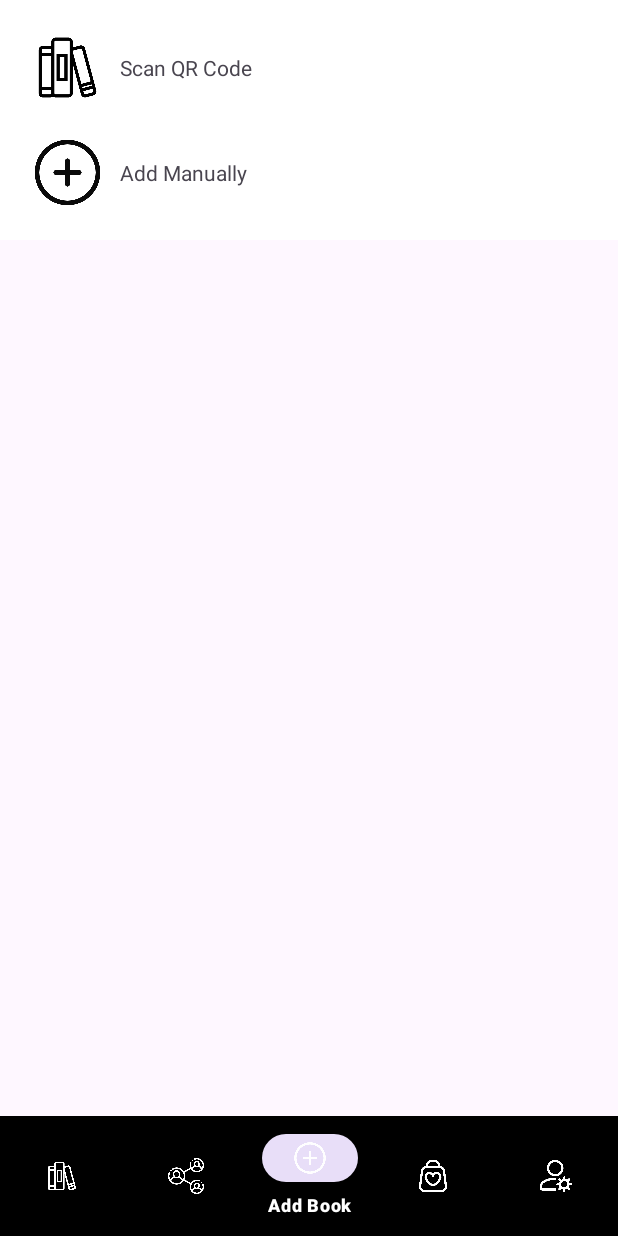
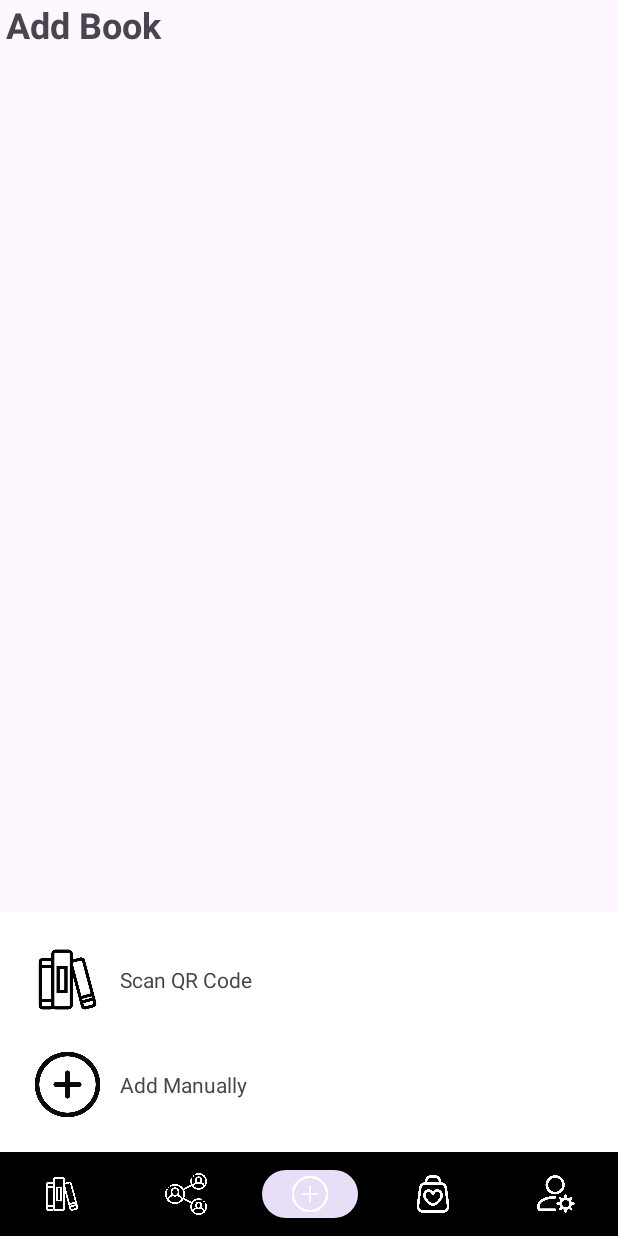
Before and after one commit to axvolkzki/MOBDEVE-MCO, an Android app: the fragment FeedFragment placed in its activity, item 3 of the bottom bar chosen, on a phone screen of 412 x 824 dp. Run offline under Robolectric (Android 15) with nearby library versions, the phone set to English and light mode, and no system bars.

Commit message:
Fixed all current fragment layouts

```diff
--- a/app/src/main/java/com/mobdeve/s14/amelia_delacruz/bookcol/BaseActivity.kt
+++ b/app/src/main/java/com/mobdeve/s14/amelia_delacruz/bookcol/BaseActivity.kt
@@ -23,17 +23,32 @@ class BaseActivity : AppCompatActivity() {
         val addBookFragment = AddBookFragment()
         val wishlistFragment = WishlistFragment()
         val profileFragment = ProfileFragment()
-        val fragmentManager = supportFragmentManager
 
         makeCurrentFragment(booksFragment)
+        viewBinding.txvPageTitle.text = "Books"  // Set initial title
 
         viewBinding.bnvNavbar.setOnNavigationItemSelectedListener {
-            when(it.itemId) {
-                R.id.nav_shelf -> makeCurrentFragment(booksFragment)
-                R.id.nav_feed -> makeCurrentFragment(feedFragment)
-                R.id.nav_add_book -> makeCurrentFragment(addBookFragment)
-                R.id.nav_wishlist -> makeCurrentFragment(wishlistFragment)
-                R.id.nav_profile -> makeCurrentFragment(profileFragment)
+            when (it.itemId) {
+                R.id.nav_shelf -> {
+                    makeCurrentFragment(booksFragment)
+                    viewBinding.txvPageTitle.text = "Books"
+                }
+                R.id.nav_feed -> {
+                    makeCurrentFragment(feedFragment)
+                    viewBinding.txvPageTitle.text = "Feed"
+                }
+                R.id.nav_add_book -> {
+                    makeCurrentFragment(addBookFragment)
+                    viewBinding.txvPageTitle.text = "Add Book"
+                }
+                R.id.nav_wishlist -> {
+                    makeCurrentFragment(wishlistFragment)
+                    viewBinding.txvPageTitle.text = "Wishlist"
+                }
+                R.id.nav_profile -> {
+                    makeCurrentFragment(profileFragment)
+                    viewBinding.txvPageTitle.text = "Profile"
+                }
                 else -> return@setOnNavigationItemSelectedListener false
             }
             true
--- a/app/src/main/java/com/mobdeve/s14/amelia_delacruz/bookcol/FeedBookAdapter.kt
+++ b/app/src/main/java/com/mobdeve/s14/amelia_delacruz/bookcol/FeedBookAdapter.kt
@@ -3,13 +3,13 @@ package com.mobdeve.s14.amelia_delacruz.bookcol
 import android.view.LayoutInflater
 import android.view.ViewGroup
 import androidx.recyclerview.widget.RecyclerView
-import com.mobdeve.s14.amelia_delacruz.bookcol.databinding.FeedItemBookLayoutBinding
+import com.mobdeve.s14.amelia_delacruz.bookcol.databinding.ItemFeedBookLayoutBinding
 
 class FeedBookAdapter(private val data: List<BookModel>) : RecyclerView.Adapter<FeedBookAdapter.FeedBookViewHolder>() {
 
     override fun onCreateViewHolder(parent: ViewGroup, viewType: Int): FeedBookViewHolder {
         val layoutInflater = LayoutInflater.from(parent.context)
-        val viewBinding = FeedItemBookLayoutBinding.inflate(layoutInflater, parent, false)
+        val viewBinding = ItemFeedBookLayoutBinding.inflate(layoutInflater, parent, false)
         return FeedBookViewHolder(viewBinding)
     }
 
@@ -21,7 +21,7 @@ class FeedBookAdapter(private val data: List<BookModel>) : RecyclerView.Adapter<
         return data.size
     }
 
-    class FeedBookViewHolder(private val viewBinding: FeedItemBookLayoutBinding) : RecyclerView.ViewHolder(viewBinding.root) {
+    class FeedBookViewHolder(private val viewBinding: ItemFeedBookLayoutBinding) : RecyclerView.ViewHolder(viewBinding.root) {
         fun bind(book: BookModel) {
             viewBinding.bookTitleTextView.text = book.name
             viewBinding.bookAuthorTextView.text = "by ${book.author}"
--- a/app/src/main/java/com/mobdeve/s14/amelia_delacruz/bookcol/FeedBookViewHolder.kt
+++ b/app/src/main/java/com/mobdeve/s14/amelia_delacruz/bookcol/FeedBookViewHolder.kt
@@ -1,9 +1,9 @@
 package com.mobdeve.s14.amelia_delacruz.bookcol
 
 import androidx.recyclerview.widget.RecyclerView
-import com.mobdeve.s14.amelia_delacruz.bookcol.databinding.FeedItemBookLayoutBinding
+import com.mobdeve.s14.amelia_delacruz.bookcol.databinding.ItemFeedBookLayoutBinding
 
-class FeedBookViewHolder(private val viewBinding: FeedItemBookLayoutBinding) : RecyclerView.ViewHolder(viewBinding.root) {
+class FeedBookViewHolder(private val viewBinding: ItemFeedBookLayoutBinding) : RecyclerView.ViewHolder(viewBinding.root) {
     fun bind(book: BookModel) {
         // Assuming BookModel has 'title', 'author', 'username', and 'cover' properties
         viewBinding.bookTitleTextView.text = book.name
--- a/app/src/main/res/layout/activity_base.xml
+++ b/app/src/main/res/layout/activity_base.xml
@@ -1,29 +1,44 @@
 <?xml version="1.0" encoding="utf-8"?>
 <androidx.constraintlayout.widget.ConstraintLayout xmlns:android="http://schemas.android.com/apk/res/android"
     xmlns:app="http://schemas.android.com/apk/res-auto"
+    xmlns:tools="http://schemas.android.com/tools"
     android:layout_width="match_parent"
     android:layout_height="match_parent">
+
+    <TextView
+        android:id="@+id/txvPageTitle"
+        android:layout_width="match_parent"
+        android:layout_height="wrap_content"
+        android:paddingStart="4dp"
+        android:paddingEnd="4dp"
+        android:text="Page Title"
+        android:textSize="24sp"
+        android:textStyle="bold"
+        app:layout_constraintStart_toStartOf="parent"
+        app:layout_constraintTop_toTopOf="parent" />
 
     <FrameLayout
         android:id="@+id/flWrapper"
         android:layout_width="0dp"
-        android:layout_height="wrap_content"
+        android:layout_height="0dp"
         android:layout_above="@id/bnvNavbar"
+        app:layout_constraintBottom_toTopOf="@id/bnvNavbar"
         app:layout_constraintEnd_toEndOf="parent"
         app:layout_constraintStart_toStartOf="parent"
-        app:layout_constraintTop_toTopOf="parent" />
+        app:layout_constraintTop_toBottomOf="@+id/txvPageTitle" />
 
     <com.google.android.material.bottomnavigation.BottomNavigationView
         android:id="@+id/bnvNavbar"
         android:layout_width="0dp"
-        android:layout_height="wrap_content"
+        android:layout_height="56dp"
         android:background="?android:attr/windowBackground"
+        app:itemBackground="@color/black"
+        app:itemIconTint="#FFFFFF"
+        app:itemTextColor="#FFFFFF"
+        app:labelVisibilityMode="unlabeled"
+        app:itemIconSize="28dp"
         app:layout_constraintBottom_toBottomOf="parent"
         app:layout_constraintEnd_toEndOf="parent"
         app:layout_constraintStart_toStartOf="parent"
-
-        app:itemBackground="@color/black"
-        app:itemIconTint="#FFFFFF"
-        app:itemTextColor="#FFFFFF"
-        app:menu="@menu/nav_menu"/>
+        app:menu="@menu/nav_menu" />
 </androidx.constraintlayout.widget.ConstraintLayout>
--- a/app/src/main/res/layout/fragment_wishlist.xml
+++ b/app/src/main/res/layout/fragment_wishlist.xml
@@ -1,7 +1,7 @@
 <?xml version="1.0" encoding="utf-8"?>
 <FrameLayout xmlns:android="http://schemas.android.com/apk/res/android"
+    xmlns:app="http://schemas.android.com/apk/res-auto"
     xmlns:tools="http://schemas.android.com/tools"
-    xmlns:app="http://schemas.android.com/apk/res-auto"
     android:layout_width="match_parent"
     android:layout_height="match_parent"
     android:padding="4dp"
@@ -14,6 +14,6 @@
         android:clipToPadding="false"
         app:layoutManager="androidx.recyclerview.widget.GridLayoutManager"
         app:spanCount="3"
-        tools:listitem="@layout/item_wishlist_layout"/>
+        tools:listitem="@layout/item_wishlist_layout" />
 
 </FrameLayout>
--- a/app/src/main/res/layout/item_wishlist_layout.xml
+++ b/app/src/main/res/layout/item_wishlist_layout.xml
@@ -2,7 +2,7 @@
 <androidx.constraintlayout.widget.ConstraintLayout xmlns:android="http://schemas.android.com/apk/res/android"
     xmlns:app="http://schemas.android.com/apk/res-auto"
     android:layout_width="match_parent"
-    android:layout_height="match_parent"
+    android:layout_height="wrap_content"
     android:padding="4dp">
 
     <ImageView
```
Also changed, not shown: app/src/main/res/layout/fragment_feed.xml (+3 -24 lines), app/src/main/res/layout/item_feed_book_layout.xml (renamed from app/src/main/res/layout/feed_item_book_layout.xml).
